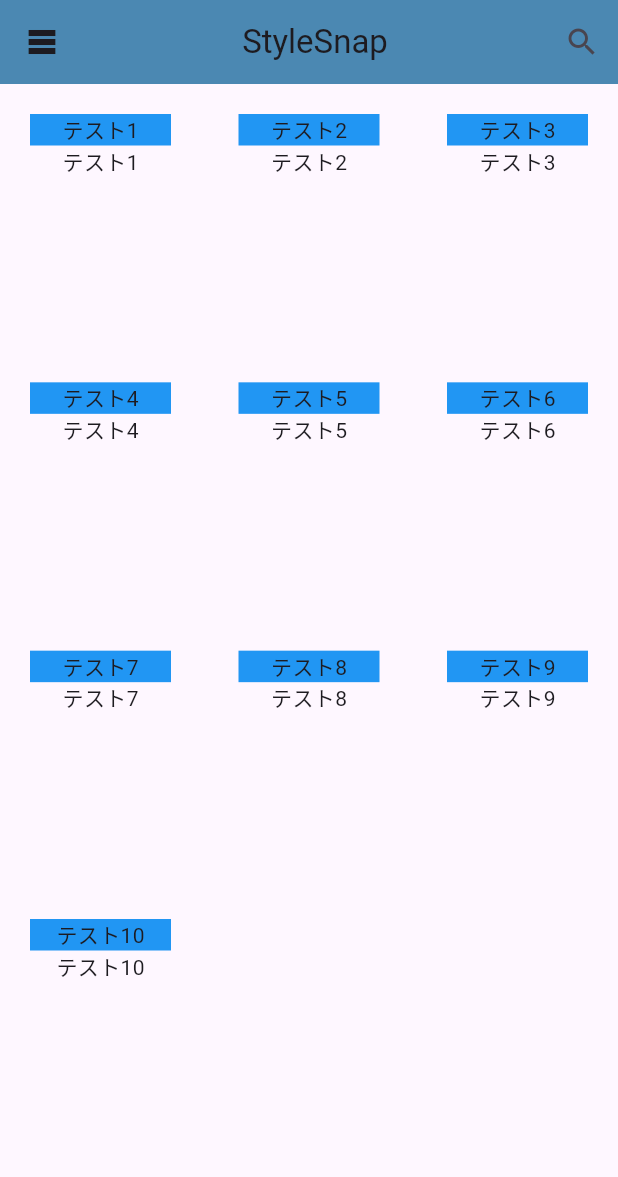
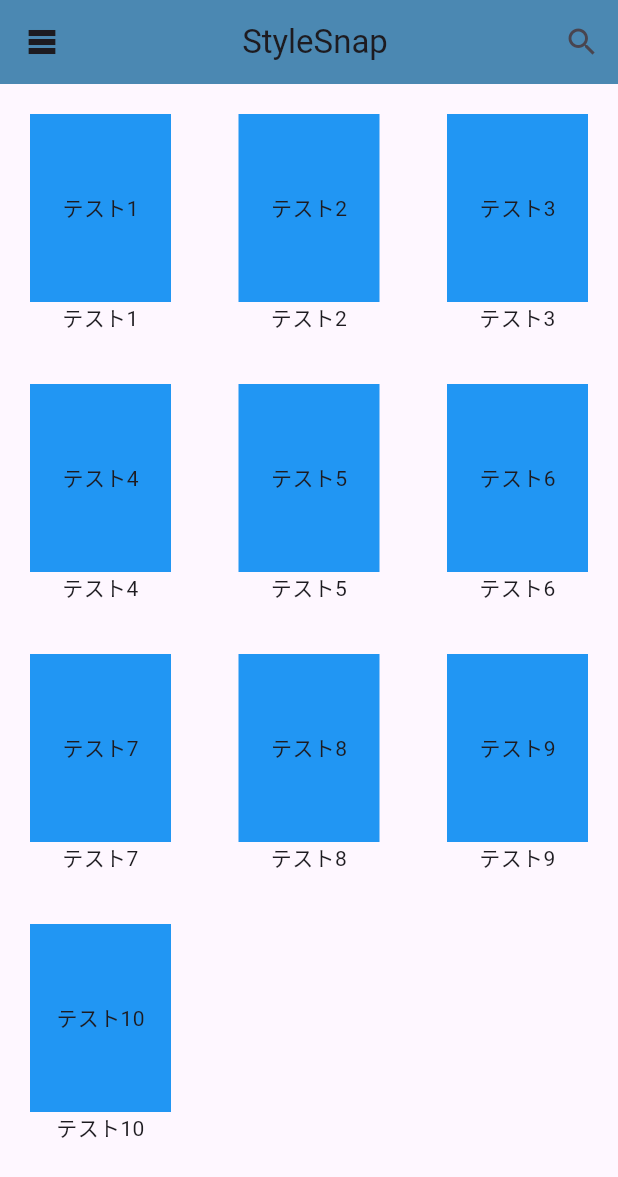
Before and after one commit to akari517/study_app, a Flutter app: the FirstPage screen opened directly, on a phone screen of 412 x 824 dp. Shown: the top 1177 px of the screen. Run offline on Flutter 3.47's test engine with Material 3 defaults, Android fonts, the phone set to English and light mode, and no system bars.

Commit message:
各アイテムの下に名前を付けられた

```diff
--- a/lib/main.dart
+++ b/lib/main.dart
@@ -88,26 +88,32 @@ class _FirstPage extends State<FirstPage> {
           backgroundColor: AppColor.ui.lightBlue, //Colors.はいらないらしい
         ),
         body: GridView.builder(
-          itemCount: strList.length,
+          itemCount: strList.length, //strlistの数を数を数えてくれてる
           itemBuilder: (context, index) {
             return Padding(
               padding: const EdgeInsets.only(top: 20, left: 20, right: 20),
               child: Column(
                 children: [
-                  Container(
-                    color: Colors.blue,
-                    child: Center(child: Text(strList[index])),
+                  AspectRatio(
+                    aspectRatio: 3 / 4,
+                    child: Container(
+                      color: Colors.blue,
+                      child: Center(child: Text(strList[index])),
+                    ),
                   ),
-                  Container(child: Text(strList[index])),
+                  Text(
+                    strList[index],
+                    textAlign: TextAlign.center,
+                  ),
                 ],
               ),
             );
           },
           gridDelegate: const SliverGridDelegateWithFixedCrossAxisCount(
+            mainAxisExtent: 170, //アイテムの縦幅
             crossAxisCount: 3, //列の数を指定
-            mainAxisSpacing: 30,
+            mainAxisSpacing: 10,
             crossAxisSpacing: 5, //グリッド間のスペースのサイズを指定
-            childAspectRatio: 0.9, //高さを指定
           ),
         ));
   }
```
